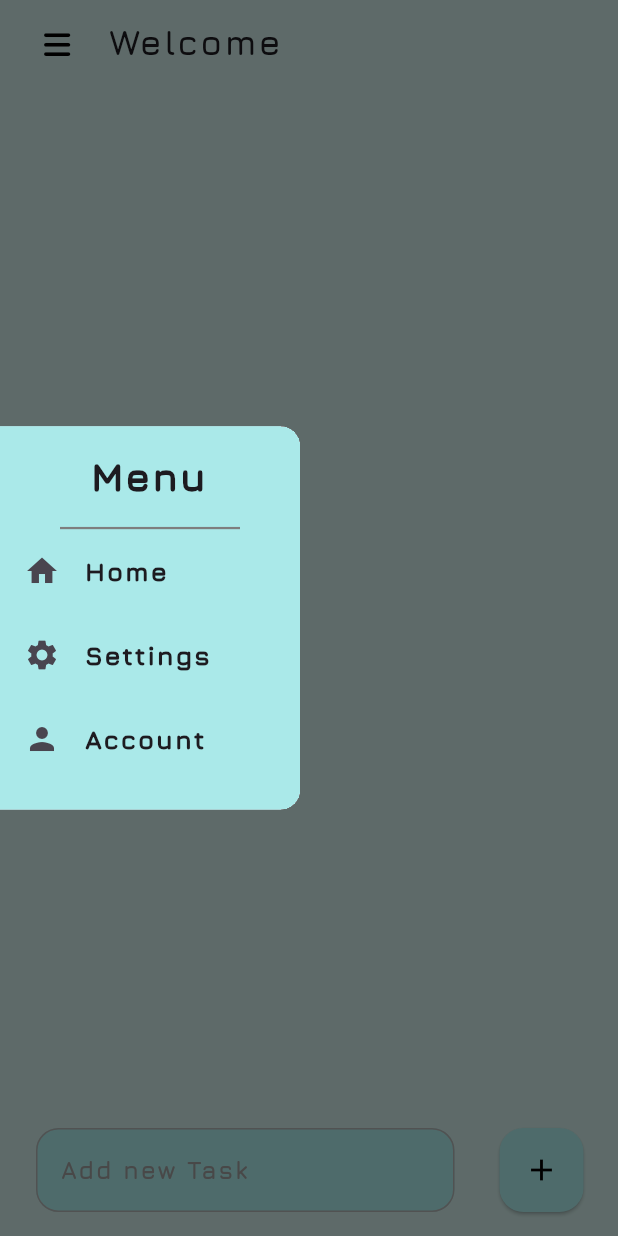
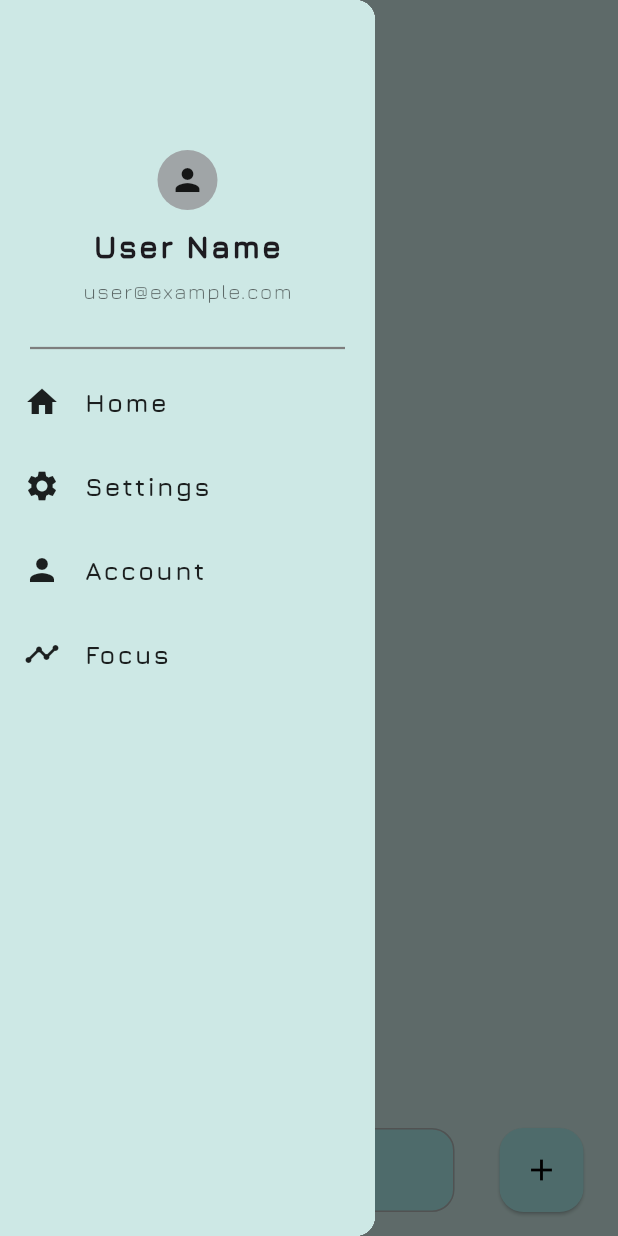
Before and after one commit to Binada-SH/To_Do_Application, a Flutter app: the screen it shows after launch, with the side drawer open, on a phone screen of 412 x 824 dp. Run offline on Flutter 3.47's test engine with Material 3 defaults, Android fonts, the light colour scheme and no system bars; our stand-ins replace flutter_local_notifications, flutter_slidable, font_awesome_flutter, timezone.

Commit message:
Menu Drawer UI Change

```diff
--- a/lib/pages/widgets/menu_drawer.dart
+++ b/lib/pages/widgets/menu_drawer.dart
@@ -5,46 +5,58 @@ class menuDrawer extends StatelessWidget {
 
   @override
   Widget build(BuildContext context) {
-    // Get the screen height
-    final screenHeight = MediaQuery.of(context).size.height;
-
-    // Set the drawer to be 70% of the screen height or any other value you prefer
-    final drawerHeight = screenHeight * 0.31;
-
-    return SizedBox(
-      height: drawerHeight, // Adjust this value as needed
-      child: Drawer(
-        width: 200,
+    return Drawer(
+      width: 250,
       shape: const RoundedRectangleBorder(
         borderRadius: BorderRadius.only(
           topRight: Radius.circular(13),
-            bottomRight: Radius.circular(13)
-          )
+          bottomRight: Radius.circular(13),
+        ),
       ),
       child: Container(
-          color: const Color(0xFFAAE9E9),
+        color: const Color(0xFFCDE8E5),
         child: Column(
           children: [
-              Container(
-                color: const Color(0xFFAAE9E9),
-                padding: const EdgeInsets.only(top: 15, left: 60, bottom: 15),
-                alignment: Alignment.centerLeft,
-                child: const Text(
-                  'Menu',
+            Padding(
+              padding: const EdgeInsets.only(top: 100, bottom: 20),
+              child: Column(
+                children: [
+                  const CircleAvatar(
+                    radius: 20,
+                    child: Icon(
+                      Icons.person),
+                    backgroundColor: Color.fromARGB(255, 160, 165, 167),
+                    foregroundColor: Colors.black87,
+
+                  ),
+                  const SizedBox(height: 10),
+                  const Text(
+                    'User Name',
                     style: TextStyle(
                       fontFamily: 'Jura',
                       letterSpacing: 1.3,
-                    fontSize: 26,
+                      fontSize: 20,
                       fontWeight: FontWeight.w900,
                     ),
                   ),
+                  const SizedBox(height: 5),
+                  const Text(
+                    'user@example.com',
+                    style: TextStyle(
+                      fontFamily: 'Jura',
+                      letterSpacing: 0.8,
+                      fontSize: 14,
+                      color: Colors.black54,
                     ),
-              Center(
-                child: Container(
-                  width: 120,
-                  height: 1.5,
+                  ),
+                ],
+              ),
+            ),
+            const Divider(
               color: Color.fromARGB(255, 126, 126, 126),
-                ),
+              thickness: 1.5,
+              indent: 20,
+              endIndent: 20,
             ),
             Expanded(
               child: ListView(
@@ -53,6 +65,7 @@ class menuDrawer extends StatelessWidget {
                   ListTile(
                     leading: Icon(
                       Icons.home,
+                      color: Colors.black87,
                     ),
                     title: Text(
                       'Home',
@@ -60,46 +73,62 @@ class menuDrawer extends StatelessWidget {
                         fontFamily: 'Jura',
                         letterSpacing: 1.3,
                         fontSize: 17,
-                          fontWeight: FontWeight.w900,
+                        fontWeight: FontWeight.w700,
+                        color: Colors.black87,
                       ),
                     ),
                     onTap: null,
                   ),
                   ListTile(
-                      leading: Icon(Icons.settings),
+                    leading: Icon(
+                      Icons.settings,
+                      color: Colors.black87,
+                    ),
                     title: Text(
                       "Settings",
                       style: TextStyle(
                         fontFamily: 'Jura',
                         letterSpacing: 1.3,
                         fontSize: 17,
-                          fontWeight: FontWeight.w900,
+                        fontWeight: FontWeight.w700,
+                        color: Colors.black87,
                       ),
                     ),
+                    onTap: null,
                   ),
                   ListTile(
-                      leading: Icon(Icons.person),
+                    leading: Icon(
+                      Icons.person,
+                      color: Colors.black87,
+                    ),
                     title: Text(
                       'Account',
                       style: TextStyle(
                         fontFamily: 'Jura',
                         letterSpacing: 1.3,
                         fontSize: 17,
-                          fontWeight: FontWeight.w900,
+                        fontWeight: FontWeight.w700,
+                        color: Colors.black87,
                       ),
                     ),
+                    onTap: null,
                   ),
                   ListTile(
-                      leading: Icon(Icons.timeline),
+                    leading: Icon(
+                      Icons.timeline,
+                      color: Colors.black87,
+                    ),
                     title: Text(
                       'Focus',
                       style: TextStyle(
                         fontFamily: 'Jura',
                         letterSpacing: 1.3,
                         fontSize: 17,
-                          fontWeight: FontWeight.w900,
+                        fontWeight: FontWeight.w700,
+                        color: Colors.black87,
                       ),
                     ),
+                    onTap: null,
                   ),
                 ],
               ),
@@ -107,7 +136,6 @@ class menuDrawer extends StatelessWidget {
           ],
         ),
       ),
-      ),
     );
   }
 }
```
Lines whose indentation alone changed are shown as unchanged.
